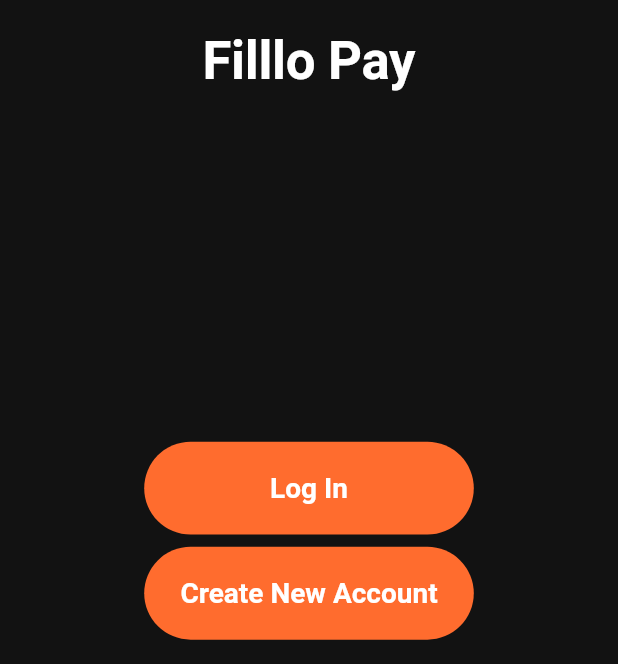
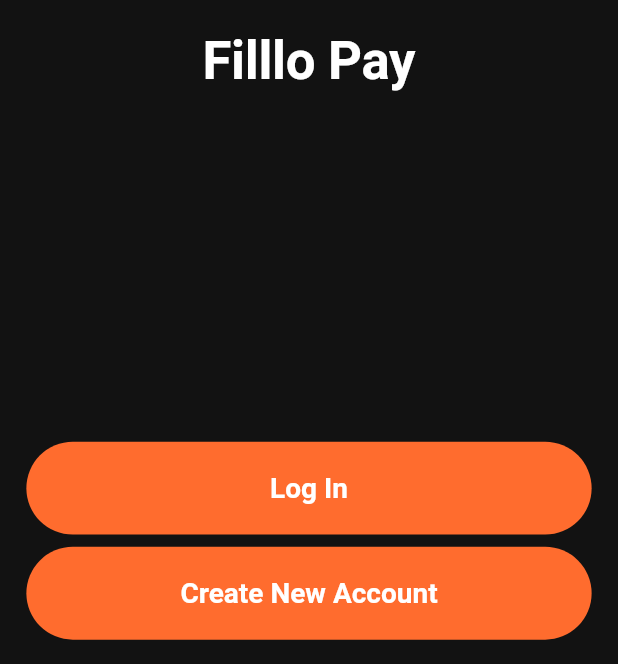
Before and after one commit to FillloPay-Fintech/FillloMobile, a Flutter app: the Onboarding3Screen screen opened directly, on a phone screen of 412 x 824 dp, the part 572-1236 px from its top. Run offline on Flutter 3.47's test engine with Material 3 defaults, Android fonts, the phone set to English and light mode, and no system bars; our stand-ins replace gap, smooth_page_indicator; Roboto replaces fonts that are missing (SF_DISPLAY_PRO).

Commit message:
fix(button): orange button width fixed

```diff
--- a/lib/views/widgets/orange_button.dart
+++ b/lib/views/widgets/orange_button.dart
@@ -14,7 +14,7 @@ class OrangeButton extends StatelessWidget {
       onTap: onTap,
       child: Container(
         height: SizeConfig.scaleHeight(61),
-        width: SizeConfig.scaleWidth(200),
+        width: double.maxFinite,
         decoration: const BoxDecoration(
           borderRadius: BorderRadius.all(Radius.circular(80)),
           color: AppColours.brightOrange,
```
